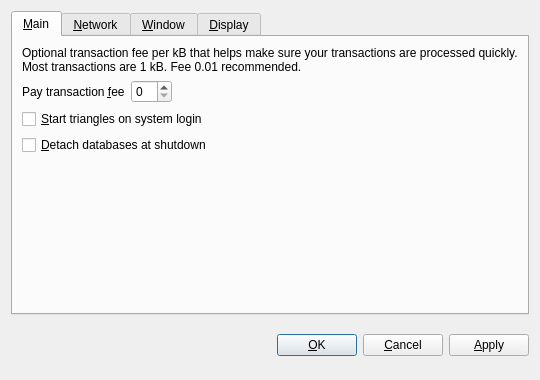
First picture: the form in src/qt/forms/optionsdialog.ui, repository wurstgelee/triangles, before the edit.
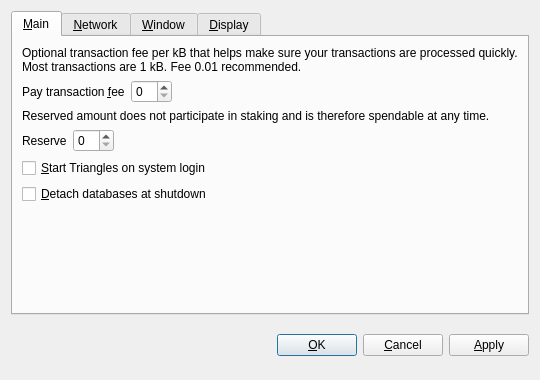
Second picture: the form after the edit. Custom widgets are drawn as their Qt base class.

The edit to the form file:
```diff
--- a/src/qt/forms/optionsdialog.ui
+++ b/src/qt/forms/optionsdialog.ui
@@ -44,7 +44,7 @@
         </widget>
        </item>
        <item>
-        <layout class="QHBoxLayout" name="horizontalLayout_Main">
+        <layout class="QHBoxLayout" name="horizontalLayoutFee">
          <item>
           <widget class="QLabel" name="transactionFeeLabel">
            <property name="text">
@@ -59,10 +59,10 @@
           </widget>
          </item>
          <item>
-          <widget class="BitcoinAmountField" name="transactionFee"/>
+          <widget class="TrianglesAmountField" name="transactionFee"/>
          </item>
          <item>
-          <spacer name="horizontalSpacer_Main">
+          <spacer name="horizontalSpacerFee">
            <property name="orientation">
             <enum>Qt::Horizontal</enum>
            </property>
@@ -77,12 +77,58 @@
         </layout>
        </item>
        <item>
-        <widget class="QCheckBox" name="bitcoinAtStartup">
+        <widget class="QLabel" name="reserveBalanceInfoLabel">
+         <property name="text">
+          <string>Reserved amount does not participate in staking and is therefore spendable at any time.</string>
+         </property>
+         <property name="textFormat">
+          <enum>Qt::PlainText</enum>
+         </property>
+         <property name="wordWrap">
+          <bool>true</bool>
+         </property>
+        </widget>
+       </item>
+       <item>
+        <layout class="QHBoxLayout" name="horizontalLayoutReserveBalance">
+         <item>
+          <widget class="QLabel" name="reserveBalanceLabel">
+           <property name="text">
+            <string>Reserve</string>
+           </property>
+           <property name="textFormat">
+            <enum>Qt::PlainText</enum>
+           </property>
+           <property name="buddy">
+            <cstring>reserveBalance</cstring>
+           </property>
+          </widget>
+         </item>
+         <item>
+          <widget class="TrianglesAmountField" name="reserveBalance"/>
+         </item>
+         <item>
+          <spacer name="horizontalSpacerReserveBalance">
+           <property name="orientation">
+            <enum>Qt::Horizontal</enum>
+           </property>
+           <property name="sizeHint" stdset="0">
+            <size>
+             <width>40</width>
+             <height>20</height>
+            </size>
+           </property>
+          </spacer>
+         </item>
+        </layout>
+       </item>
+       <item>
+        <widget class="QCheckBox" name="trianglesAtStartup">
          <property name="toolTip">
-          <string>Automatically start triangles after logging in to the system.</string>
+          <string>Automatically start Triangles after logging in to the system.</string>
          </property>
          <property name="text">
-          <string>&amp;Start triangles on system login</string>
+          <string>&amp;Start Triangles on system login</string>
          </property>
         </widget>
        </item>
@@ -119,7 +165,7 @@
        <item>
         <widget class="QCheckBox" name="mapPortUpnp">
          <property name="toolTip">
-          <string>Automatically open the triangles client port on the router. This only works when your router supports UPnP and it is enabled.</string>
+          <string>Automatically open the Triangles client port on the router. This only works when your router supports UPnP and it is enabled.</string>
          </property>
          <property name="text">
           <string>Map port using &amp;UPnP</string>
@@ -129,7 +175,7 @@
        <item>
         <widget class="QCheckBox" name="connectSocks">
          <property name="toolTip">
-          <string>Connect to the triangles network through a SOCKS proxy (e.g. when connecting through Tor).</string>
+          <string>Connect to the Triangles network through a SOCKS proxy (e.g. when connecting through Tor).</string>
          </property>
          <property name="text">
           <string>&amp;Connect through SOCKS proxy:</string>
@@ -303,7 +349,7 @@
          <item>
           <widget class="QValueComboBox" name="lang">
            <property name="toolTip">
-            <string>The user interface language can be set here. This setting will take effect after restarting triangles.</string>
+            <string>The user interface language can be set here. This setting will take effect after restarting Triangles.</string>
            </property>
           </widget>
          </item>
@@ -336,7 +382,7 @@
        <item>
         <widget class="QCheckBox" name="displayAddresses">
          <property name="toolTip">
-          <string>Whether to show triangles addresses in the transaction list or not.</string>
+          <string>Whether to show TRI addresses in the transaction list or not.</string>
          </property>
          <property name="text">
           <string>&amp;Display addresses in transaction list</string>
@@ -450,9 +496,9 @@
  </widget>
  <customwidgets>
   <customwidget>
-   <class>BitcoinAmountField</class>
+   <class>TrianglesAmountField</class>
    <extends>QSpinBox</extends>
-   <header>bitcoinamountfield.h</header>
+   <header>trianglesamountfield.h</header>
   </customwidget>
   <customwidget>
    <class>QValueComboBox</class>
```
